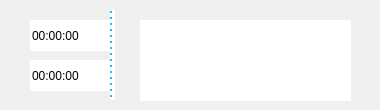
Above: TaskManager/View/scheitem.ui from xingyimen/GanShiTaskManager before the change. Below: the same form after it.
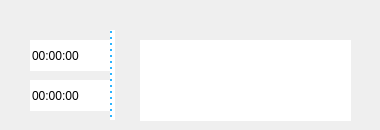
That is the form after the change.

The edit to the form file:
```diff
--- a/TaskManager/View/scheitem.ui
+++ b/TaskManager/View/scheitem.ui
@@ -7,19 +7,19 @@
     <x>0</x>
     <y>0</y>
     <width>380</width>
-    <height>110</height>
+    <height>130</height>
    </rect>
   </property>
   <property name="minimumSize">
    <size>
     <width>380</width>
-    <height>110</height>
+    <height>130</height>
    </size>
   </property>
   <property name="maximumSize">
    <size>
     <width>380</width>
-    <height>110</height>
+    <height>130</height>
    </size>
   </property>
   <property name="windowTitle">
@@ -36,7 +36,7 @@
    <property name="geometry">
     <rect>
      <x>0</x>
-     <y>0</y>
+     <y>20</y>
      <width>380</width>
      <height>110</height>
     </rect>
```
